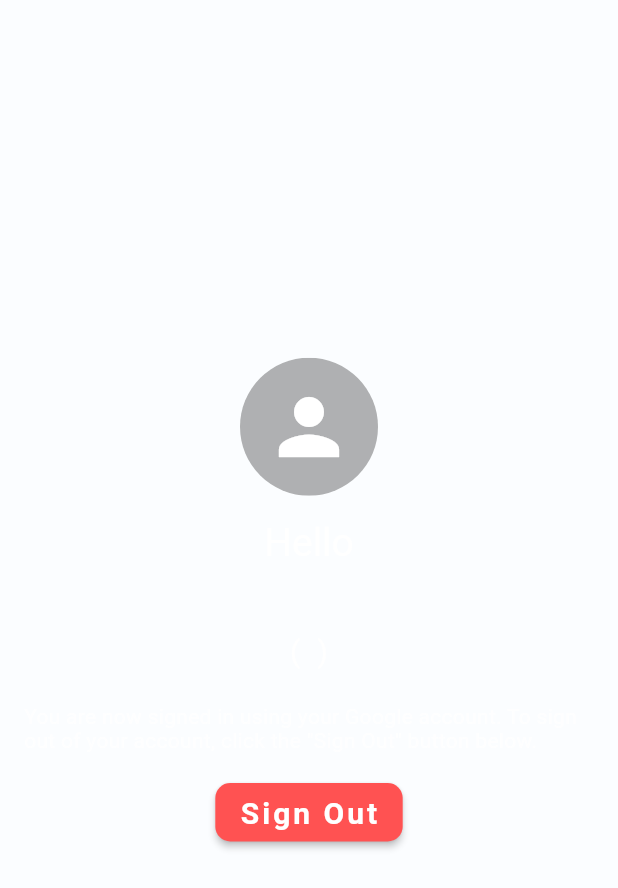
After one commit to Enam1997/auction_app, a Flutter app: the ProfileScreen screen opened directly, after a tap on "Sign Out", on a phone screen of 412 x 824 dp. The commit adds this screen. Shown: the top 888 px of the screen. Run offline on Flutter 3.47's test engine with Material 2 defaults, Android fonts, the phone set to English and light mode, and no system bars; our stand-ins replace firebase_auth, firebase_core, flutter_svg, google_sign_in; accounts and stored records are empty.

Commit message:
Step 1 Complete

```diff
--- a/lib/Screen/Login/components/background.dart
+++ b/lib/Screen/Login/components/background.dart
@@ -3,9 +3,8 @@ import 'package:flutter/material.dart';
 class Background extends StatelessWidget {
   final Widget child;
   const Background({
-    Key key,
-    this.child,
-  }) : super(key: key);
+    required this.child,
+  });
 
   @override
   Widget build(BuildContext context) {
--- a/lib/Screen/Login/login_screen.dart
+++ b/lib/Screen/Login/login_screen.dart
@@ -5,7 +5,7 @@ class LoginScreen extends StatelessWidget {
   @override
   Widget build(BuildContext context) {
     return Scaffold(
-      body: Body(key: null,),
+      body: Body(),
     );
   }
 }
--- /dev/null
+++ b/lib/Screen/Profile/profile_screen.dart
@@ -0,0 +1,154 @@
+import 'package:auction_app/Screen/Welcome/welcome_screen.dart';
+import 'package:auction_app/utils/authentication.dart';
+import 'package:firebase_auth/firebase_auth.dart';
+import 'package:flutter/material.dart';
+
+import '../../constants.dart';
+
+
+class ProfileScreen extends StatefulWidget {
+
+  @override
+  _ProfileScreenState createState() => _ProfileScreenState();
+}
+
+class _ProfileScreenState extends State<ProfileScreen> {
+  bool _isSigningOut = false;
+
+  Route _routeToSignInScreen() {
+    return PageRouteBuilder(
+      pageBuilder: (context, animation, secondaryAnimation) => WelcomeScreen(),
+      transitionsBuilder: (context, animation, secondaryAnimation, child) {
+        var begin = Offset(-1.0, 0.0);
+        var end = Offset.zero;
+        var curve = Curves.ease;
+
+        var tween =
+        Tween(begin: begin, end: end).chain(CurveTween(curve: curve));
+
+        return SlideTransition(
+          position: animation.drive(tween),
+          child: child,
+        );
+      },
+    );
+  }
+
+  @override
+  Widget build(BuildContext context) {
+    final user = FirebaseAuth.instance.currentUser;
+
+    return Scaffold(
+      backgroundColor: backgroundColor,
+      body: Padding(
+        padding: const EdgeInsets.only(
+          left: 16.0,
+          right: 16.0,
+          bottom: 20.0,
+        ),
+        child: Column(
+          mainAxisAlignment: MainAxisAlignment.center,
+          children: [
+            Row(),
+            user!.photoURL != null
+                ? ClipOval(
+              child: Material(
+                color: Colors.black.withOpacity(0.3),
+                child: Image.network(
+                  user.photoURL!,
+                  fit: BoxFit.fitHeight,
+                ),
+              ),
+            )
+                : ClipOval(
+              child: Material(
+                color: Colors.black.withOpacity(0.3),
+                child: Padding(
+                  padding: const EdgeInsets.all(16.0),
+                  child: Icon(
+                    Icons.person,
+                    size: 60,
+                    color: Colors.white,
+                  ),
+                ),
+              ),
+            ),
+            SizedBox(height: 16.0),
+            Text(
+              'Hello',
+              style: TextStyle(
+                color: Colors.white,
+                fontSize: 26,
+              ),
+            ),
+            SizedBox(height: 8.0),
+            Text(
+              user.displayName!,
+              style: TextStyle(
+                color: Colors.white,
+                fontSize: 26,
+              ),
+            ),
+            SizedBox(height: 8.0),
+            Text(
+              '( ${user.email!} )',
+              style: TextStyle(
+                color: Colors.white,
+                fontSize: 20,
+                letterSpacing: 0.5,
+              ),
+            ),
+            SizedBox(height: 24.0),
+            Text(
+              'You are now signed in using your Google account. To sign out of your account, click the "Sign Out" button below.',
+              style: TextStyle(
+                  color: Colors.white.withOpacity(0.8),
+                  fontSize: 14,
+                  letterSpacing: 0.2),
+            ),
+            SizedBox(height: 16.0),
+            _isSigningOut
+                ? CircularProgressIndicator(
+              valueColor: AlwaysStoppedAnimation<Color>(Colors.white),
+            )
+                : ElevatedButton(
+              style: ButtonStyle(
+                backgroundColor: MaterialStateProperty.all(
+                  Colors.redAccent,
+                ),
+                shape: MaterialStateProperty.all(
+                  RoundedRectangleBorder(
+                    borderRadius: BorderRadius.circular(10),
+                  ),
+                ),
+              ),
+              onPressed: () async {
+                setState(() {
+                  _isSigningOut = true;
+                });
+                await Authentication.signOut(context: context);
+                setState(() {
+                  _isSigningOut = false;
+                });
+                Navigator.of(context)
+                    .pushReplacement(_routeToSignInScreen());
+              },
+              child: Padding(
+                padding: EdgeInsets.only(top: 8.0, bottom: 8.0),
+                child: Text(
+                  'Sign Out',
+                  style: TextStyle(
+                    fontSize: 20,
+                    fontWeight: FontWeight.bold,
+                    color: Colors.white,
+                    letterSpacing: 2,
+                  ),
+                ),
+              ),
+            ),
+          ],
+        ),
+      ),
+    );
+  }
+}
--- a/lib/Screen/Signup/components/background.dart
+++ b/lib/Screen/Signup/components/background.dart
@@ -3,9 +3,8 @@ import 'package:flutter/material.dart';
 class Background extends StatelessWidget {
   final Widget child;
   const Background({
-    Key key,
-    @required this.child,
-  }) : super(key: key);
+    required this.child,
+  });
 
   @override
   Widget build(BuildContext context) {
--- a/lib/Screen/Welcome/components/background.dart
+++ b/lib/Screen/Welcome/components/background.dart
@@ -3,9 +3,8 @@ import 'package:flutter/material.dart';
 class Background extends StatelessWidget {
   final Widget child;
   const Background({
-    Key key,
-    @required this.child,
-  }) : super(key: key);
+     required this.child,
+  });
 
   @override
   Widget build(BuildContext context) {
--- a/lib/Screen/Welcome/welcome_screen.dart
+++ b/lib/Screen/Welcome/welcome_screen.dart
@@ -1,11 +1,35 @@
+
+import 'package:auction_app/utils/authentication.dart';
 import 'package:flutter/material.dart';
+import 'components/body.dart';
+// class WelcomeScreen extends StatelessWidget {
+//   @override
+//   Widget build(BuildContext context) {
+//     return Scaffold(
+//       body: Body(),
+//     );
+//   }
+// }
 
-import 'components/body.dart';
 class WelcomeScreen extends StatelessWidget {
   @override
   Widget build(BuildContext context) {
     return Scaffold(
-      body: Body(),
+      body: FutureBuilder(
+        future: Authentication.initializeFirebase(context: context),
+        builder: (context, snapshot) {
+          if (snapshot.hasError) {
+            return Text('Error initializing Firebase');
+          } else if (snapshot.connectionState == ConnectionState.done) {
+            return Body();
+          }
+          return CircularProgressIndicator(
+            valueColor: AlwaysStoppedAnimation<Color>(
+              Colors.black,
+            ),
+          );
+        },
+      ),
     );
   }
 }
--- a/lib/components/rounded_password_field.dart
+++ b/lib/components/rounded_password_field.dart
@@ -6,14 +6,12 @@ import '../constants.dart';
 class RoundedPasswordField extends StatelessWidget {
   final ValueChanged<String> onChanged;
   const RoundedPasswordField({
-    Key key,
-    this.onChanged,
-  }) : super(key: key);
+    required this.onChanged,
+  });
 
   @override
   Widget build(BuildContext context) {
     return TextFieldContainer(
-      key: null,
       child: TextField(
         obscureText: true,
         onChanged: onChanged,
--- a/lib/components/text_field_container.dart
+++ b/lib/components/text_field_container.dart
@@ -5,9 +5,8 @@ import '../constants.dart';
 class TextFieldContainer extends StatelessWidget {
   final Widget child;
   const TextFieldContainer({
-     Key key,
-     this.child,
-  }) : super(key: key);
+     required this.child,
+  });
 
   @override
   Widget build(BuildContext context) {
--- a/lib/constants.dart
+++ b/lib/constants.dart
@@ -2,3 +2,4 @@ import 'package:flutter/material.dart';
 
 const kPrimaryColor = Color(0xFF6F35A5);
 const kPrimaryLightColor = Color(0xFFF1E6FF);
+const backgroundColor = Color(0xFDFBFDFF);
--- /dev/null
+++ b/lib/utils/authentication.dart
@@ -0,0 +1,104 @@
+import 'package:auction_app/Screen/Profile/profile_screen.dart';
+import 'package:flutter/material.dart';
+import 'package:firebase_auth/firebase_auth.dart';
+import 'package:firebase_core/firebase_core.dart';
+import 'package:google_sign_in/google_sign_in.dart';
+import 'package:flutter/foundation.dart' show kIsWeb;
+
+class Authentication {
+  static Future<FirebaseApp> initializeFirebase({
+    required BuildContext context,
+  }) async {
+    FirebaseApp firebaseApp = await Firebase.initializeApp();
+
+    User? user = FirebaseAuth.instance.currentUser;
+
+    if (user != null) {
+      Navigator.of(context).pushReplacement(
+        MaterialPageRoute(
+          builder: (context) => ProfileScreen(
+          ),
+        ),
+      );
+    }
+
+    return firebaseApp;
+  }
+
+  static Future<User?> signInWithGoogle({required BuildContext context}) async {
+    FirebaseAuth auth = FirebaseAuth.instance;
+    User? user;
+
+    final GoogleSignIn googleSignIn = GoogleSignIn();
+
+    final GoogleSignInAccount? googleSignInAccount =
+        await googleSignIn.signIn();
+
+    if (googleSignInAccount != null) {
+      final GoogleSignInAuthentication googleSignInAuthentication =
+          await googleSignInAccount.authentication;
+
+      final AuthCredential credential = GoogleAuthProvider.credential(
+        accessToken: googleSignInAuthentication.accessToken,
+        idToken: googleSignInAuthentication.idToken,
+      );
+
+      try {
+        final UserCredential userCredential =
+            await auth.signInWithCredential(credential);
+
+        user = userCredential.user;
+      } on FirebaseAuthException catch (e) {
+        if (e.code == 'account-exists-with-different-credential') {
+          ScaffoldMessenger.of(context).showSnackBar(
+            Authentication.customSnackBar(
+              content:
+                  'The account already exists with a different credential.',
+            ),
+          );
+        } else if (e.code == 'invalid-credential') {
+          ScaffoldMessenger.of(context).showSnackBar(
+            Authentication.customSnackBar(
+              content: 'Error occurred while accessing credentials. Try again.',
+            ),
+          );
+        }
+      } catch (e) {
+        ScaffoldMessenger.of(context).showSnackBar(
+          Authentication.customSnackBar(
+            content: 'Error occurred using Google Sign-In. Try again.',
+          ),
+        );
+      }
+    }
+
+    return user;
+  }
+
+  static SnackBar customSnackBar({required String content}) {
+    return SnackBar(
+      backgroundColor: Colors.black,
+      content: Text(
+        content,
+        style: TextStyle(color: Colors.redAccent, letterSpacing: 0.5),
+      ),
+    );
+  }
+
+  static Future<void> signOut({required BuildContext context}) async {
+    final GoogleSignIn googleSignIn = GoogleSignIn();
+
+    try {
+      if (!kIsWeb) {
+        await googleSignIn.signOut();
+      }
+      await FirebaseAuth.instance.signOut();
+    } catch (e) {
+      ScaffoldMessenger.of(context).showSnackBar(
+        Authentication.customSnackBar(
+          content: 'Error signing out. Try again.',
+        ),
+      );
+    }
+  }
+}
--- a/pubspec.yaml
+++ b/pubspec.yaml
@@ -18,7 +18,7 @@ publish_to: 'none' # Remove this line if you wish to publish to pub.dev
 version: 1.0.0+1
 
 environment:
-  sdk: ">=2.1.0 <3.0.0"
+  sdk: ">=2.12.0 <3.0.0"
 
 # Dependencies specify other packages that your package needs in order to work.
 # To automatically upgrade your package dependencies to the latest versions
```
Also changed, not shown: lib/Screen/Login/components/body.dart (+25 -4 lines), lib/components/already_have_an_account_acheck.dart (+3 -4 lines), lib/components/rounded_button.dart (+4 -5 lines), lib/components/rounded_input_field.dart (+3 -4 lines), lib/components/social_icon.dart (+4 -5 lines), lib/main.dart (+9 -1 lines), lib/provider/google_sign_in.dart (added).
